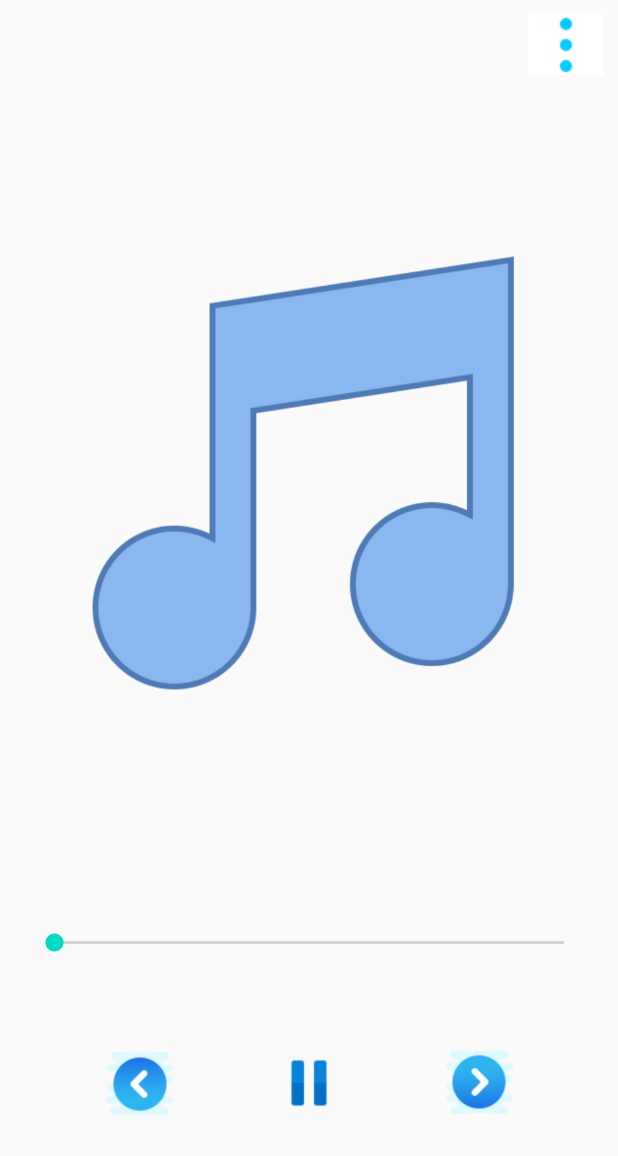
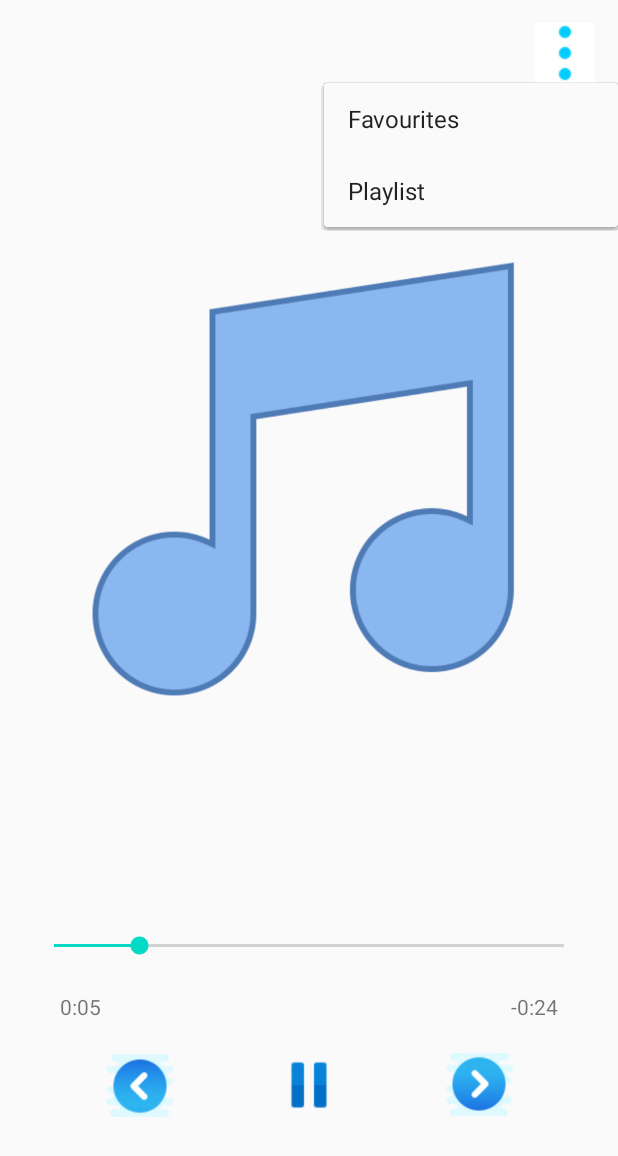
Before and after one commit to ashique-perumbavoor/MP3-Player, an Android app: the CurrentPlayingActivity screen opened directly, with no data from a screen before it, after a tap on an icon or button, on a phone screen of 412 x 824 dp. Shown: the top 1156 px of the screen. Run offline under Robolectric (Android 15) with nearby library versions, the phone set to English and light mode, and no system bars.

Commit message:
Playlist updated

```diff
--- a/app/src/main/AndroidManifest.xml
+++ b/app/src/main/AndroidManifest.xml
@@ -15,7 +15,9 @@
         android:roundIcon="@mipmap/ic_launcher_round"
         android:supportsRtl="true"
         android:theme="@style/AppTheme">
-        <activity android:name=".Playlist"></activity>
+        <activity android:name=".PlaylistSongViewer"></activity>
+        <activity android:name=".ChoosePlaylist" />
+        <activity android:name=".Playlist" />
         <activity android:name=".Favourites" />
         <activity android:name=".RecentActivity" />
         <activity
--- a/app/src/main/java/com/ashiquemusicplayer/mp3player/CurrentPlayingActivity.kt
+++ b/app/src/main/java/com/ashiquemusicplayer/mp3player/CurrentPlayingActivity.kt
@@ -1,18 +1,23 @@
 package com.ashiquemusicplayer.mp3player
 
 import android.annotation.SuppressLint
+import android.content.Intent
 import android.media.MediaPlayer
 import android.os.Bundle
 import android.os.Handler
 import android.os.Message
 import android.util.Log
+import android.view.MenuItem
+import android.widget.PopupMenu
 import android.widget.SeekBar
+import android.widget.Toast
 import androidx.appcompat.app.AppCompatActivity
 import androidx.core.net.toUri
 import kotlinx.android.synthetic.main.activity_current_playing.*
 
 lateinit var mp: MediaPlayer
 var songID = 0
+private var songUri = ""
 
 @Suppress("DEPRECATION", "SENSELESS_COMPARISON")
 class CurrentPlayingActivity : AppCompatActivity() {
@@ -37,10 +42,8 @@ class CurrentPlayingActivity : AppCompatActivity() {
             ?.replace("%26", " ")
             ?.replace("%5B", " ")
             ?.replace("%5D", " ")
-        // setting song URI
-        var songUri = songInfo?.get(1)
-        // getting song ID in Database
-        songID = songInfo?.get(2)?.toInt()!!
+        // setting song Uri
+        songUri = songInfo?.get(1).toString()
 
         // Play and pause song
         playPauseButton.setOnClickListener {
@@ -48,7 +51,8 @@ class CurrentPlayingActivity : AppCompatActivity() {
         }
 
         // Playing the song
-        mp = MediaPlayer.create(this, songUri?.toUri())
+        Log.d("hello", songUri)
+        mp = MediaPlayer.create(this, songUri.toUri())
         mp.isLooping = true
         playPauseButton.setBackgroundResource(R.drawable.pause)
         if (songUri != null) {
@@ -62,7 +66,7 @@ class CurrentPlayingActivity : AppCompatActivity() {
             songID++
             val songInfoDB = databaseHandler.searchSong(nextSongID)
             songUri = songInfoDB!![1]
-            mp = MediaPlayer.create(this, songUri!!.toUri())
+            mp = MediaPlayer.create(this, songUri.toUri())
             song_name.text = songInfoDB[0]
                 .replace("%20", " ")
                 .replace("%5B", " ")
@@ -83,7 +87,7 @@ class CurrentPlayingActivity : AppCompatActivity() {
             songID--
             val songInfoDB = databaseHandler.searchSong(nextSongID)
             songUri = songInfoDB!![1]
-            mp = MediaPlayer.create(this, songUri!!.toUri())
+            mp = MediaPlayer.create(this, songUri.toUri())
             song_name.text = songInfoDB[0]
                 .replace("%20", " ")
                 .replace("%5B", " ")
@@ -127,9 +131,16 @@ class CurrentPlayingActivity : AppCompatActivity() {
 
         // Menu for actions that can be performed with the music
         menu.setOnClickListener {
-            val favouritesDatabase = FavouritesDatabase(this)
-            val data = databaseHandler.searchSong(songID)
-            data?.get(0)?.let { it1 -> favouritesDatabase.addSong(it1, data[1]) }
+            val popupMenu = PopupMenu(this, menu)
+            popupMenu.menuInflater.inflate(R.menu.current_playing_popup, popupMenu.menu)
+            popupMenu.setOnMenuItemClickListener { item ->
+                when (item!!.itemId) {
+                    R.id.addToPlaylist -> toPlaylist()
+                    R.id.addToFavourites -> toFavourites()
+                }
+                true
+            }
+            popupMenu.show()
         }
     }
 
@@ -170,4 +181,16 @@ class CurrentPlayingActivity : AppCompatActivity() {
             playPauseButton.setBackgroundResource(R.drawable.pause)
         }
     }
+
+    private fun toFavourites() {
+        val favouritesDatabase = FavouritesDatabase(this)
+        val data = databaseHandler.searchSong(songID)
+        data?.get(0)?.let { it1 -> favouritesDatabase.addSong(it1, data[1]) }
+        Toast.makeText(this, "Added to favourites", Toast.LENGTH_LONG).show()
+    }
+
+    private fun toPlaylist() {
+        val songInfo = arrayOf(song_name.text.toString(), songUri)
+        startActivity(Intent(this, ChoosePlaylist::class.java).putExtra("songInfo", songInfo))
+    }
 }
--- a/app/src/main/java/com/ashiquemusicplayer/mp3player/DatabaseHandler.kt
+++ b/app/src/main/java/com/ashiquemusicplayer/mp3player/DatabaseHandler.kt
@@ -20,7 +20,7 @@ class DatabaseHandler(context: Context): SQLiteOpenHelper(context, "MAIN_SONG",
 
     // creating main database
     override fun onCreate(db: SQLiteDatabase?) {
-        db?.execSQL("CREATE TABLE $DATABASE_NAME ( $SONG_ID INTEGER PRIMARY KEY, $SONG_NAME TEXT, $SONG_PATH TEXT, $SONG_URI BLOB)")
+        db?.execSQL("CREATE TABLE $DATABASE_NAME ( $SONG_ID INTEGER PRIMARY KEY,$SONG_NAME TEXT, $SONG_PATH TEXT, $SONG_URI BLOB)")
     }
 
     override fun onUpgrade(db: SQLiteDatabase?, oldVersion: Int, newVersion: Int) {
--- a/app/src/main/java/com/ashiquemusicplayer/mp3player/Favourites.kt
+++ b/app/src/main/java/com/ashiquemusicplayer/mp3player/Favourites.kt
@@ -11,7 +11,7 @@ import kotlinx.android.synthetic.main.activity_recent.*
 
 class Favourites : AppCompatActivity() {
 
-    private val recentDatabase = RecentDatabase(this)
+    private val favouritesDatabase = FavouritesDatabase(this)
 
     override fun onCreate(savedInstanceState: Bundle?) {
         super.onCreate(savedInstanceState)
@@ -23,7 +23,7 @@ class Favourites : AppCompatActivity() {
         // Playing the desired song of the user
         favouriteList.setOnItemClickListener { parent, view, position, id ->
             Log.d("song info", "$parent    $view    $position    $id")
-            val songInfo = recentDatabase.searchSong(position+1)
+            val songInfo = favouritesDatabase.searchSong(position+1)
             if (songInfo != null) {
                 startActivity(Intent(this, CurrentPlayingActivity::class.java).putExtra("songInfo",songInfo))
                 val recentDatabase = RecentDatabase(this)
@@ -36,7 +36,7 @@ class Favourites : AppCompatActivity() {
 
     // function to show the scanned songs to the user
     private fun updateList() {
-        val sl: List<RecentModel> = recentDatabase.displaySongs()
+        val sl: List<RecentModel> = favouritesDatabase.displaySongs()
         val songName = Array(sl.size){"null"}
         for ((index, i) in sl.withIndex()) {
             songName[index] = i.name
--- /dev/null
+++ b/app/src/main/res/drawable/tick.xml
@@ -0,0 +1,5 @@
+<vector android:height="24dp" android:tint="#00CCFF"
+    android:viewportHeight="24" android:viewportWidth="24"
+    android:width="24dp" xmlns:android="http://schemas.android.com/apk/res/android">
+    <path android:fillColor="@android:color/white" android:pathData="M9,16.17L4.83,12l-1.42,1.41L9,19 21,7l-1.41,-1.41z"/>
+</vector>
--- a/app/src/main/res/layout-v27/activity_current_playing.xml
+++ /dev/null
@@ -1,118 +0,0 @@
-<?xml version="1.0" encoding="utf-8"?>
-<LinearLayout
-    xmlns:android="http://schemas.android.com/apk/res/android"
-    xmlns:app="http://schemas.android.com/apk/res-auto"
-    xmlns:tools="http://schemas.android.com/tools"
-    android:layout_width="match_parent"
-    android:layout_height="match_parent"
-    tools:context=".MainActivity"
-    android:orientation="vertical"
-    android:weightSum="100">
-
-    <androidx.constraintlayout.widget.ConstraintLayout
-        android:layout_width="match_parent"
-        android:layout_height="wrap_content">
-
-        <ImageButton
-            android:id="@+id/menu"
-            android:layout_width="50dp"
-            android:layout_height="40dp"
-            android:layout_margin="10dp"
-            android:background="#fff"
-            app:layout_constraintEnd_toEndOf="parent"
-            app:layout_constraintTop_toTopOf="parent"
-            app:srcCompat="@drawable/menuvertical" />
-
-    </androidx.constraintlayout.widget.ConstraintLayout>
-
-    <ImageView
-        android:id="@+id/songLogo"
-        android:layout_width="match_parent"
-        android:layout_height="318dp"
-        android:layout_margin="50dp"
-        android:layout_weight="50"
-        app:srcCompat="@drawable/defaultsonglogo" />
-
-    <TextView
-        android:id="@+id/song_name"
-        android:layout_width="match_parent"
-        android:layout_height="wrap_content"
-        android:layout_weight="5"
-        android:text="@string/song_mp3"
-        android:textAlignment="center"
-        android:textSize="20sp"/>
-
-    <androidx.appcompat.widget.AppCompatSeekBar
-        android:id="@+id/progressBar"
-        android:layout_width="match_parent"
-        android:layout_height="wrap_content"
-        android:layout_gravity="center"
-        android:layout_marginLeft="20dp"
-        android:layout_marginRight="20dp" />
-
-    <androidx.constraintlayout.widget.ConstraintLayout
-        android:layout_width="match_parent"
-        android:layout_height="wrap_content"
-        android:layout_weight="10"
-        android:orientation="horizontal">
-
-        <TextView
-            android:id="@+id/elapsedTimeLabel"
-            android:layout_width="wrap_content"
-            android:layout_height="wrap_content"
-            android:text=""
-            android:layout_marginStart="40dp"
-            app:layout_constraintBottom_toBottomOf="parent"
-            app:layout_constraintStart_toStartOf="parent" />
-
-        <TextView
-            android:id="@+id/remainingTimeLabel"
-            android:layout_width="wrap_content"
-            android:layout_height="wrap_content"
-            android:text=""
-            android:layout_marginEnd="40dp"
-            app:layout_constraintBottom_toBottomOf="parent"
-            app:layout_constraintEnd_toEndOf="parent" />
-    </androidx.constraintlayout.widget.ConstraintLayout>
-
-    <androidx.constraintlayout.widget.ConstraintLayout
-        android:layout_marginTop="20dp"
-        android:layout_width="match_parent"
-        android:layout_height="wrap_content">
-
-        <Button
-            android:id="@+id/nextButton"
-            android:layout_width="45dp"
-            android:layout_height="45dp"
-            android:layout_weight="50"
-            app:layout_constraintBottom_toBottomOf="parent"
-            app:layout_constraintEnd_toEndOf="parent"
-            app:layout_constraintStart_toEndOf="@+id/playPauseButton"
-            app:layout_constraintTop_toTopOf="parent"
-            android:background="@drawable/next" />
-
-        <Button
-            android:id="@+id/playPauseButton"
-            android:layout_width="40dp"
-            android:layout_height="40dp"
-            app:layout_constraintBottom_toBottomOf="parent"
-            app:layout_constraintEnd_toEndOf="parent"
-            app:layout_constraintStart_toStartOf="parent"
-            app:layout_constraintTop_toTopOf="parent"
-            android:background="@drawable/play"/>
-
-        <Button
-            android:id="@+id/previousButton"
-            android:layout_width="45dp"
-            android:layout_height="45dp"
-            app:layout_constraintBottom_toBottomOf="parent"
-            app:layout_constraintEnd_toStartOf="@+id/playPauseButton"
-            app:layout_constraintStart_toStartOf="parent"
-            app:layout_constraintTop_toTopOf="parent"
-            android:background="@drawable/previous"/>
-
-    </androidx.constraintlayout.widget.ConstraintLayout>
-
-
-
-</LinearLayout>
--- a/app/src/main/res/layout/activity_current_playing.xml
+++ b/app/src/main/res/layout/activity_current_playing.xml
@@ -15,9 +15,9 @@
 
         <ImageButton
             android:id="@+id/menu"
-            android:layout_width="50dp"
+            android:layout_width="40dp"
             android:layout_height="40dp"
-            android:layout_margin="10dp"
+            android:layout_margin="15dp"
             android:background="#fff"
             app:layout_constraintEnd_toEndOf="parent"
             app:layout_constraintTop_toTopOf="parent"
--- /dev/null
+++ b/app/src/main/res/menu/current_playing_popup.xml
@@ -0,0 +1,12 @@
+<?xml version="1.0" encoding="utf-8"?>
+<menu xmlns:android="http://schemas.android.com/apk/res/android">
+
+    <item
+        android:id="@+id/addToFavourites"
+        android:title="@string/favourites" />
+
+    <item
+        android:id="@+id/addToPlaylist"
+        android:title="@string/playlist"/>
+
+</menu>
```
Also changed, not shown: app/src/main/java/com/ashiquemusicplayer/mp3player/ChoosePlaylist.kt (added, +49 -0 lines), app/src/main/java/com/ashiquemusicplayer/mp3player/FavouritesDatabase.kt (+9 -9 lines), app/src/main/java/com/ashiquemusicplayer/mp3player/Playlist.kt (+11 -1 lines), app/src/main/java/com/ashiquemusicplayer/mp3player/PlaylistDatabase.kt (+28 -2 lines), app/src/main/java/com/ashiquemusicplayer/mp3player/PlaylistSongDatabase.kt (added, +98 -0 lines), app/src/main/java/com/ashiquemusicplayer/mp3player/PlaylistSongViewer.kt (added, +50 -0 lines), app/src/main/java/com/ashiquemusicplayer/mp3player/RecentDatabase.kt (+9 -9 lines), app/src/main/res/layout/activity_choose_playlist.xml (added, +38 -0 lines), app/src/main/res/layout/activity_playlist_song_viewer.xml (added, +39 -0 lines), app/src/main/res/values/strings.xml (+6 -2 lines), app/src/main/res/drawable/tick.png (deleted).
